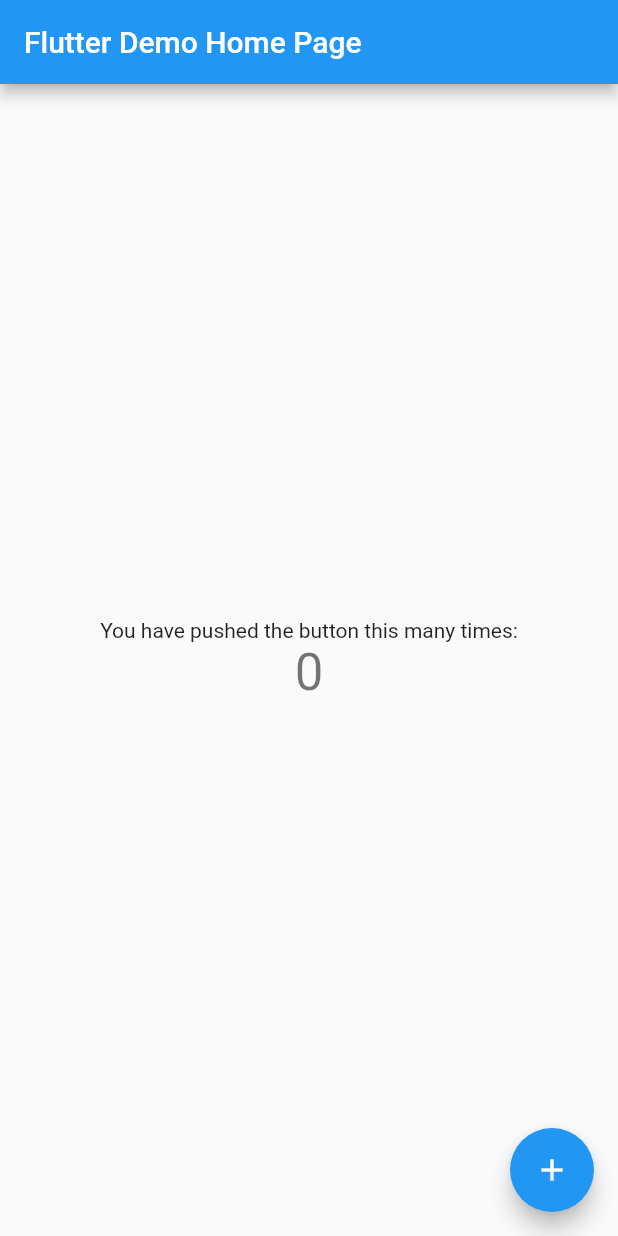
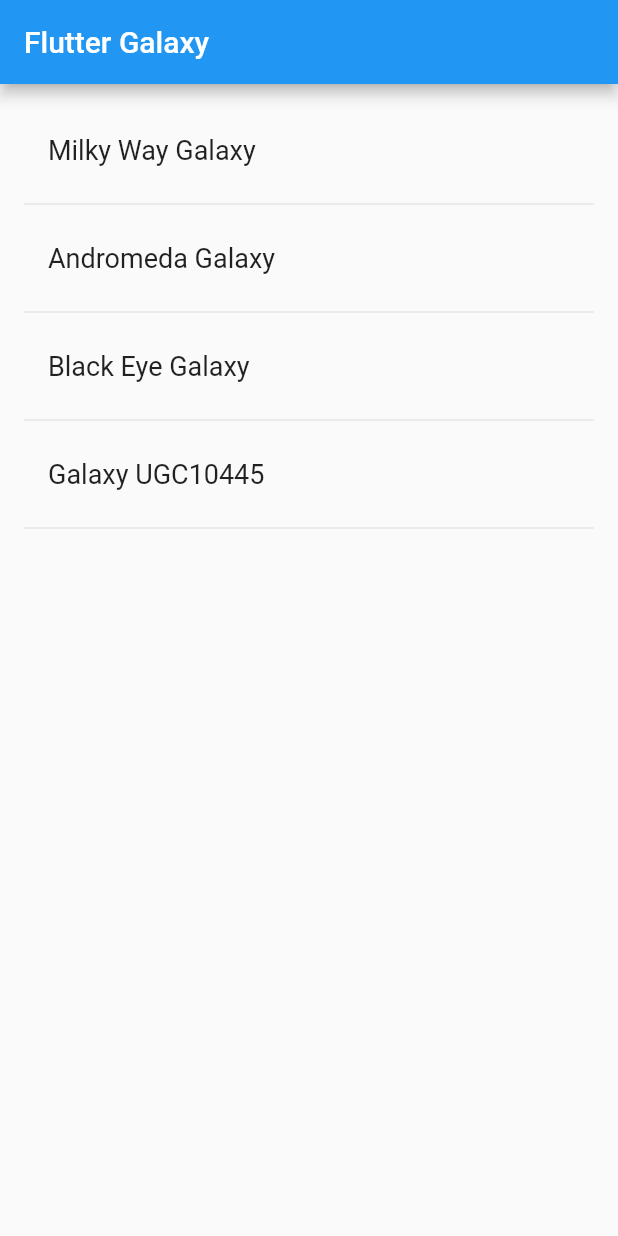
Before and after one commit to devsheder/codelab_flutter_devfest2018, a Flutter app: the screen it shows after launch, on a phone screen of 412 x 824 dp. Run offline on Flutter 3.47's test engine with Material 2 defaults, Android fonts, the phone set to English and light mode, and no system bars.

Commit message:
my first app

```diff
--- a/lib/main.dart
+++ b/lib/main.dart
@@ -1,7 +1,78 @@
 import 'package:flutter/material.dart';
 
+class MyAppBar extends StatelessWidget {
+  @override
+  Widget build(BuildContext context) {
+    return new MaterialApp(
+      title: 'Flutter Galaxy',
+      home: new Galaxies(),
+    );
+  }
+}
+
+class GalaxiesState extends State<Galaxies> {
+  final List<String> _galaxies = ["Milky Way Galaxy", "Andromeda Galaxy", "Black Eye Galaxy", "Galaxy UGC10445"];
+  final TextStyle _biggerFont = const TextStyle(fontSize: 18.0);
+
+  @override
+  Widget build(BuildContext context) {
+    return new Scaffold (
+      appBar: new AppBar(
+        title: new Text('Flutter Galaxy'),
+      ),
+      body: _buildGalaxies(),
+    );
+  }
+
+  Widget _buildGalaxies() {
+    return new ListView.builder(
+        padding: const EdgeInsets.all(16.0),
+        itemCount: _galaxies.length * 2,
+        itemBuilder: (BuildContext _context, int i) {
+          // Add a one-pixel-high divider on odd row
+          if (i.isOdd) return new Divider();
+          // Else build a galaxy row
+          final int index = i ~/ 2;
+          return _buildRow(_galaxies[index]);
+        }
+    );
+  }
+
+  Widget _buildRow(String galaxy) {
+    return new ListTile(
+      title: new Text(
+        galaxy,
+        style: _biggerFont,
+      ),
+    );
+  }
+
+
+}
+class Galaxies extends StatefulWidget {
+  @override
+  GalaxiesState createState() => new GalaxiesState();
+}
+
+
+void main() {
+  runApp(new MyAppBar());
+}
+
+/*
+void main() {
+  runApp(
+    new Center(
+      child: new Text(
+        'Hello, world!',
+        textDirection: TextDirection.ltr,
+      ),
+    ),
+  );
+}*/
+
+/*
 void main() => runApp(new MyApp());
-
 class MyApp extends StatelessWidget {
   // This widget is the root of your application.
   @override
@@ -17,7 +88,7 @@ class MyApp extends StatelessWidget {
         // "hot reload" (press "r" in the console where you ran "flutter run",
         // or press Run > Flutter Hot Reload in IntelliJ). Notice that the
         // counter didn't reset back to zero; the application is not restarted.
-        primarySwatch: Colors.blue,
+        primarySwatch: Colors.red,
       ),
       home: new MyHomePage(title: 'Flutter Demo Home Page'),
     );
@@ -107,3 +178,4 @@ class _MyHomePageState extends State<MyHomePage> {
     );
   }
 }
+*/
```
